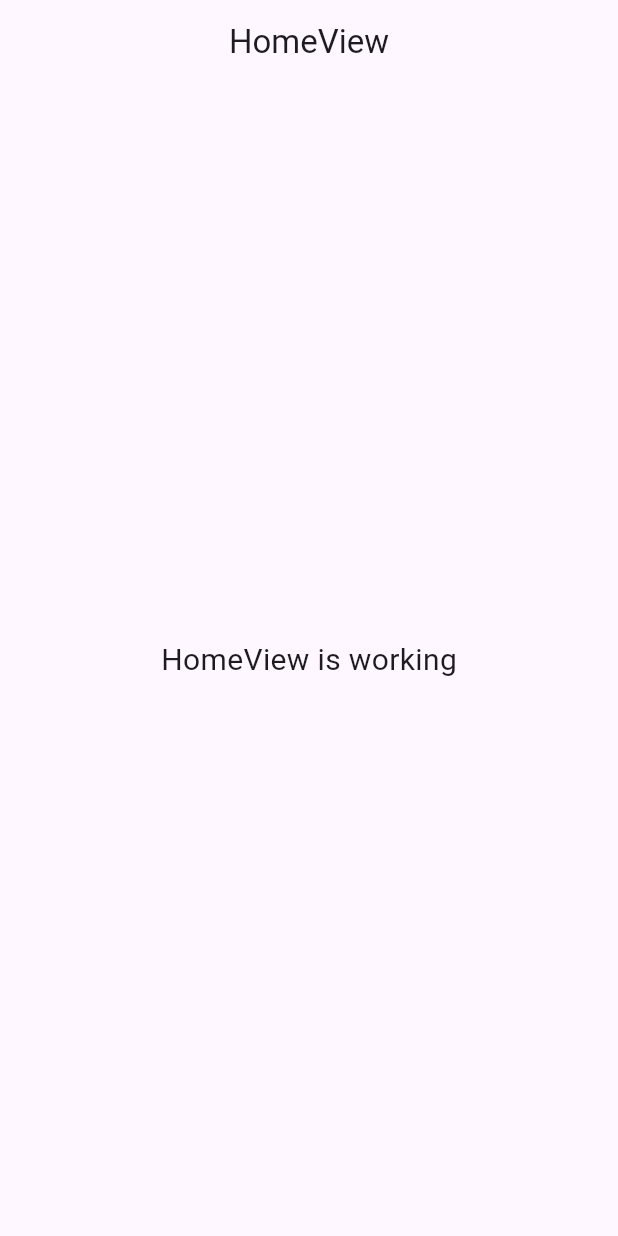
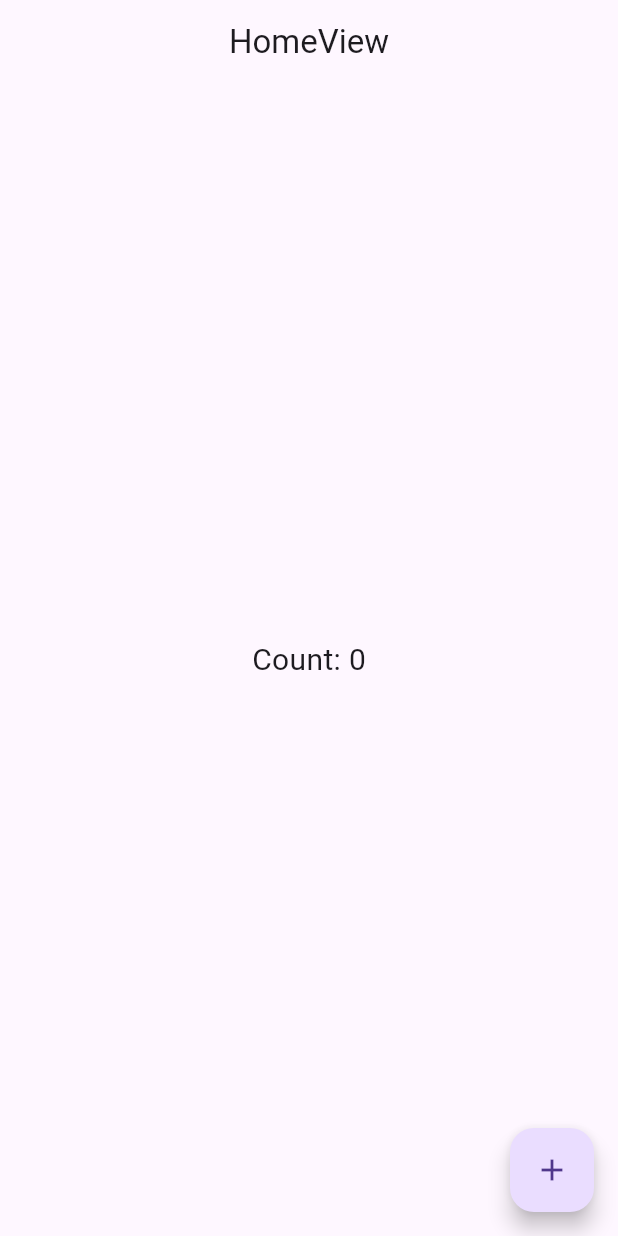
Before and after one commit to ahmatfauzy/breadGo, a Flutter app: the screen it shows after launch, on a phone screen of 412 x 824 dp. Run offline on Flutter 3.47's test engine with Material 3 defaults, Android fonts, the phone set to English and light mode, and no system bars; our stand-ins replace get.

Commit message:
Add increment FAB to HomeView with accessibility features
Co-authored-by: ahmatfauzy <145566013+ahmatfauzy@users.noreply.github.com>

```diff
--- a/app/mobile/lib/app/modules/home/views/home_view.dart
+++ b/app/mobile/lib/app/modules/home/views/home_view.dart
@@ -13,10 +13,18 @@ class HomeView extends GetView<HomeController> {
         title: const Text('HomeView'),
         centerTitle: true,
       ),
-      body: const Center(
-        child: Text(
-          'HomeView is working',
-          style: TextStyle(fontSize: 20),
+      body: Center(
+        child: Obx(() => Text(
+          'Count: ${controller.count}',
+          style: const TextStyle(fontSize: 20),
+        )),
+      ),
+      floatingActionButton: FloatingActionButton(
+        onPressed: controller.increment,
+        tooltip: 'Increment count',
+        child: const Icon(
+          Icons.add,
+          semanticLabel: 'Add one',
         ),
       ),
     );
--- a/app/mobile/lib/app/routes/app_pages.dart
+++ b/app/mobile/lib/app/routes/app_pages.dart
@@ -8,11 +8,11 @@ part 'app_routes.dart';
 class AppPages {
   AppPages._();
 
-  static const INITIAL = Routes.HOME;
+  static const initial = Routes.home;
 
   static final routes = [
     GetPage(
-      name: _Paths.HOME,
+      name: _Paths.home,
       page: () => const HomeView(),
       binding: HomeBinding(),
     ),
--- a/app/mobile/lib/app/routes/app_routes.dart
+++ b/app/mobile/lib/app/routes/app_routes.dart
@@ -3,10 +3,10 @@ part of 'app_pages.dart';
 
 abstract class Routes {
   Routes._();
-  static const HOME = _Paths.HOME;
+  static const home = _Paths.home;
 }
 
 abstract class _Paths {
   _Paths._();
-  static const HOME = '/home';
+  static const home = '/home';
 }
--- a/app/mobile/lib/main.dart
+++ b/app/mobile/lib/main.dart
@@ -8,7 +8,7 @@ void main() {
   runApp(
     GetMaterialApp(
       title: "Application",
-      initialRoute: AppPages.INITIAL,
+      initialRoute: AppPages.initial,
       getPages: AppPages.routes,
     ),
   );
```
Also changed, not shown: app/mobile/lib/app/modules/home/controllers/home_controller.dart (+0 -14 lines), 1 other file.
